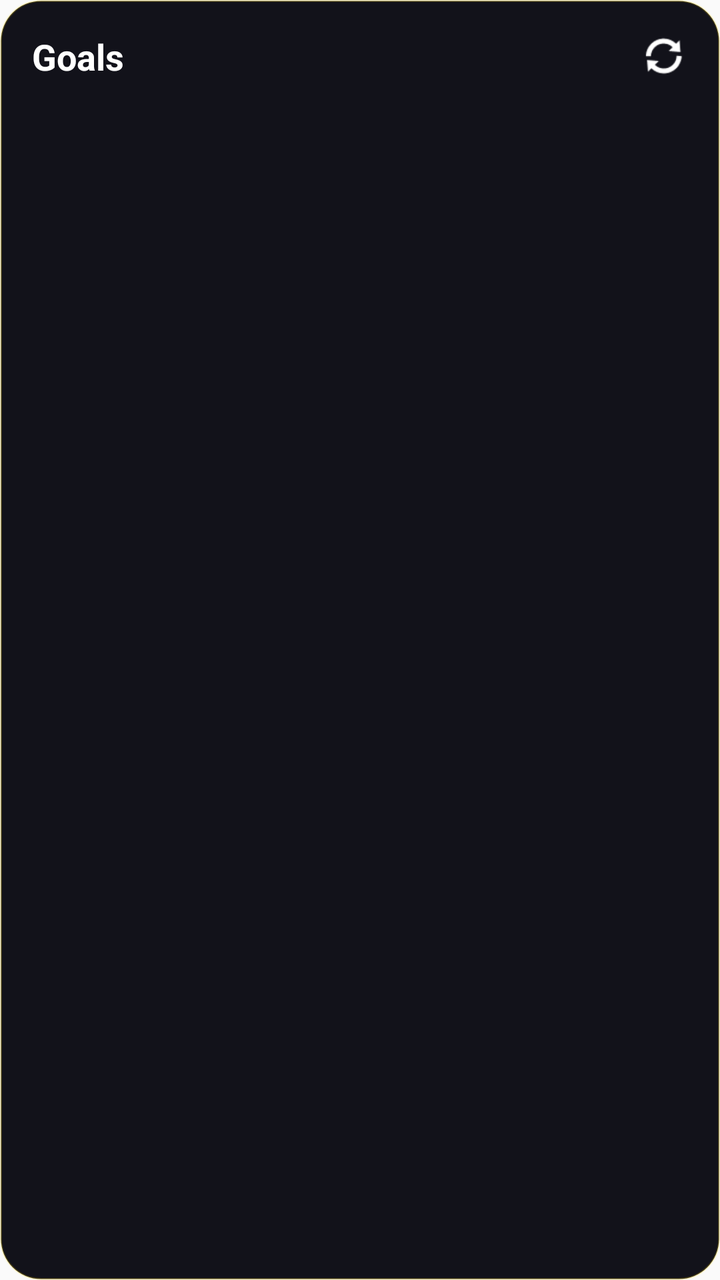
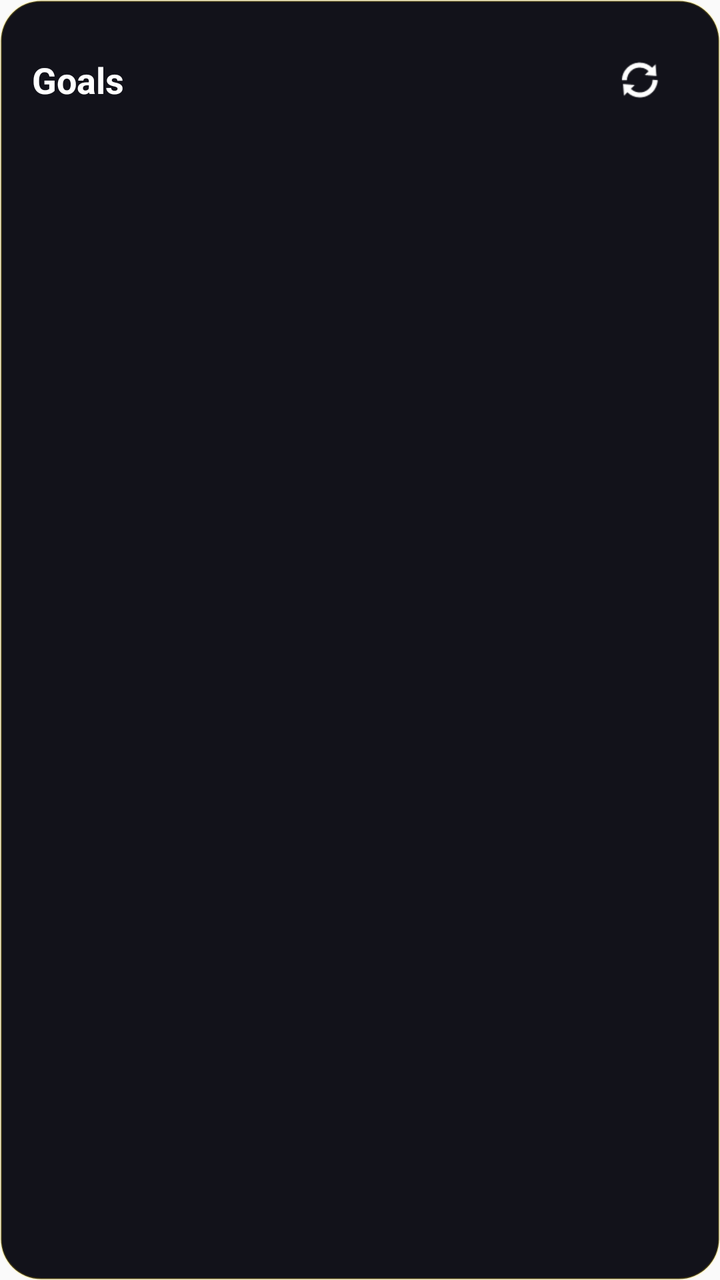

The first picture is an Android layout as it rendered before a commit; the second is the same layout after the commit. The layout source and the unified diff follow.
<!-- AndroidManifest.xml: application theme AppTheme -->
<!-- res/layout/widget_goals.xml -->
<?xml version="1.0" encoding="utf-8"?>
<LinearLayout xmlns:android="http://schemas.android.com/apk/res/android"
    android:layout_width="match_parent"
    android:layout_height="match_parent"
    android:orientation="vertical"
    android:background="@drawable/widget_background"
    android:padding="16dp">

    <LinearLayout
        android:layout_width="match_parent"
        android:layout_height="wrap_content"
        android:orientation="horizontal"
        android:gravity="center_vertical"
        android:layout_marginBottom="12dp">

        <TextView
            android:id="@+id/widget_goals_title"
            android:layout_width="0dp"
            android:layout_height="wrap_content"
            android:layout_weight="1"
            android:text="Goals"
            android:textColor="#FFFFFF"
            android:textSize="18sp"
            android:textStyle="bold" />

        <ImageView
            android:id="@+id/widget_refresh_button"
            android:layout_width="24dp"
            android:layout_height="24dp"
            android:src="@android:drawable/ic_popup_sync"
            android:contentDescription="Refresh"
            android:tint="#FFFFFF" />
    </LinearLayout>

    <LinearLayout
        android:id="@+id/widget_goals_container"
        android:layout_width="match_parent"
        android:layout_height="wrap_content"
        android:orientation="vertical" />
</LinearLayout>
<!-- resources referenced by this layout -->
<resources>
  <!-- drawable widget_background (drawable) -->
  <?xml version="1.0" encoding="utf-8"?>
  <shape xmlns:android="http://schemas.android.com/apk/res/android"
      android:shape="rectangle">
      <solid android:color="#12121A" />
      <corners android:radius="20dp" />
      <stroke android:width="1dp" android:color="#33FFD700" />
  </shape>
  <style name="AppTheme" parent="Theme.AppCompat.Light.DarkActionBar">
          
          <item name="colorPrimary">@color/colorPrimary</item>
          <item name="colorPrimaryDark">@color/colorPrimaryDark</item>
          <item name="colorAccent">@color/colorAccent</item>
      </style>
</resources>

<!-- the commit's change to res/layout/widget_goals.xml (unified diff, before → after) -->
@@ -25,8 +25,9 @@
 
         <ImageView
             android:id="@+id/widget_refresh_button"
-            android:layout_width="24dp"
-            android:layout_height="24dp"
+            android:layout_width="48dp"
+            android:layout_height="48dp"
+            android:padding="12dp"
             android:src="@android:drawable/ic_popup_sync"
             android:contentDescription="Refresh"
             android:tint="#FFFFFF" />
